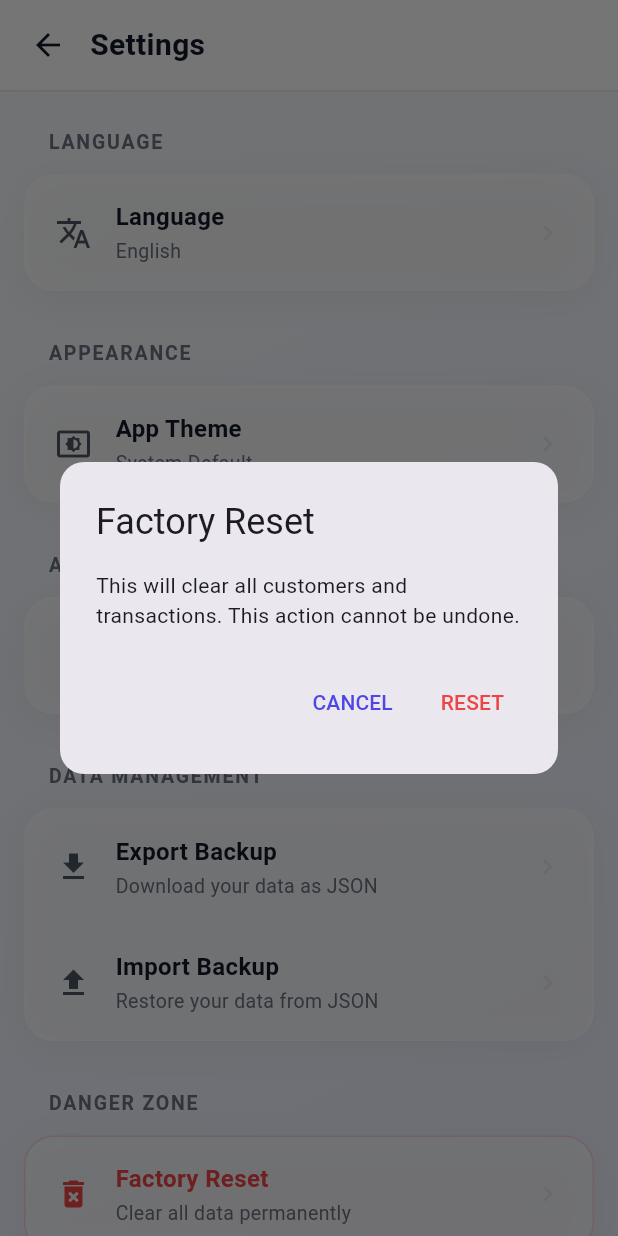
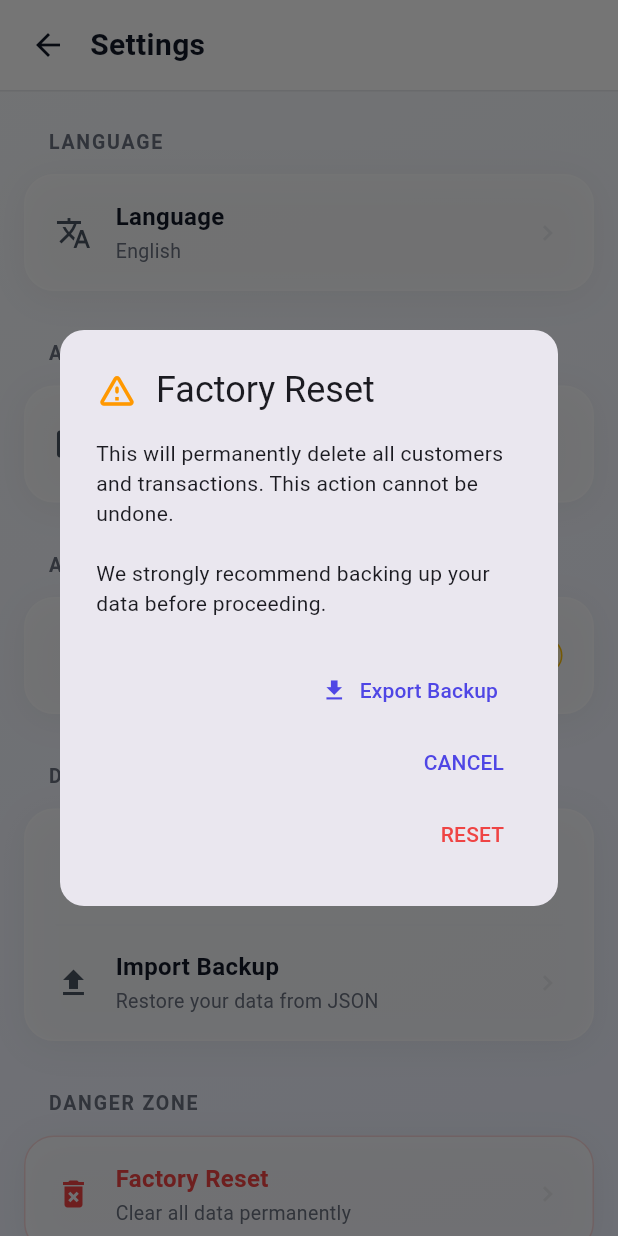
Before and after one commit to raushanc107/flutter_application_1, a Flutter app: the SettingsScreen screen opened directly, after a tap on "Factory Reset", on a phone screen of 412 x 824 dp. Run offline on Flutter 3.47's test engine with Material 3 defaults, Android fonts, the phone set to English and light mode, and no system bars; our stand-ins replace drift, file_picker, flutter_contacts, share_plus, shared_preferences; missing offline and left inert: sqlite3, universal_html; accounts and stored records are empty; generated files the repository leaves out were written again.

Commit message:
stable step 1

```diff
--- a/lib/core/database/database.dart
+++ b/lib/core/database/database.dart
@@ -48,6 +48,13 @@ class AppDatabase extends _$AppDatabase {
     await delete(customers).delete(customer);
   }
 
+  Future<void> deleteAllData() async {
+    await delete(transactions).go();
+    await delete(customers).go();
+  }
+
+  Future<List<Transaction>> getAllTransactions() => select(transactions).get();
+
   Future<List<Transaction>> getTransactionsForCustomer(String customerId) {
     return (select(
       transactions,
--- a/lib/core/localization/translations.dart
+++ b/lib/core/localization/translations.dart
@@ -58,7 +58,7 @@ class AppTranslations {
       // Dialogs
       'reset_confirm_title': 'Factory Reset',
       'reset_confirm_msg':
-          'This will clear all customers and transactions. This action cannot be undone.',
+          'This will permanently delete all customers and transactions. This action cannot be undone.\n\nWe strongly recommend backing up your data before proceeding.',
       'reset_btn': 'RESET',
       'select_theme': 'Select Theme',
       'theme_light': 'Light',
@@ -142,7 +142,7 @@ class AppTranslations {
       // Dialogs
       'reset_confirm_title': 'फैक्टरी रीसेट',
       'reset_confirm_msg':
-          'यह सभी ग्राहकों और लेनदेन को साफ कर देगा। यह क्रिया पूर्ववत नहीं की जा सकती।',
+          'यह सभी ग्राहकों और लेनदेन को स्थायी रूप से हटा देगा। यह कार्रवाई पूर्ववत नहीं की जा सकती।\n\nहम आगे बढ़ने से पहले आपके डेटा का बैकअप लेने की दृढ़ता से सलाह देते हैं।',
       'reset_btn': 'रीसेट',
       'select_theme': 'थीम चुनें',
       'theme_light': 'लाइट',
@@ -224,7 +224,7 @@ class AppTranslations {
       // Dialogs
       'reset_confirm_title': 'Factory Reset',
       'reset_confirm_msg':
-          'Isse saare customers aur transactions delete ho jayenge. Yeh wapas nahi aa sakta.',
+          'Yeh saare customers aur transactions ko permanent delete kar dega. Yeh wapas nahi aa sakta.\n\nHum strongly recommend karte hain ki aage badhne se pehle aap apne data ka backup le lein.',
       'reset_btn': 'RESET',
       'select_theme': 'Theme Chunein',
       'theme_light': 'Light',
--- /dev/null
+++ b/lib/features/settings/components/factory_reset_dialog.dart
@@ -0,0 +1,90 @@
+import 'package:flutter/material.dart';
+import 'package:provider/provider.dart';
+import '../../../../core/database/database.dart';
+import '../../../../core/localization/translations.dart';
+import '../../../../core/providers/language_provider.dart';
+import '../../../../core/services/backup_service.dart';
+
+class FactoryResetDialog extends StatelessWidget {
+  const FactoryResetDialog({super.key});
+
+  @override
+  Widget build(BuildContext context) {
+    final languageProvider = Provider.of<LanguageProvider>(context);
+
+    return AlertDialog(
+      title: Row(
+        children: [
+          Icon(Icons.warning_amber_rounded, color: Colors.orange, size: 28),
+          const SizedBox(width: 12),
+          Text(
+            AppTranslations.get(
+              languageProvider.locale.languageCode,
+              'reset_confirm_title',
+            ),
+          ),
+        ],
+      ),
+      content: Text(
+        AppTranslations.get(
+          languageProvider.locale.languageCode,
+          'reset_confirm_msg',
+        ),
+      ),
+      actions: [
+        // Backup Button
+        TextButton.icon(
+          onPressed: () async {
+            final database = Provider.of<AppDatabase>(context, listen: false);
+            final backupService = BackupService(database);
+            try {
+              await backupService.exportData();
+            } catch (e) {
+              if (context.mounted) {
+                ScaffoldMessenger.of(
+                  context,
+                ).showSnackBar(SnackBar(content: Text('Export failed: $e')));
+              }
+            }
+          },
+          icon: const Icon(Icons.download),
+          label: Text(
+            AppTranslations.get(
+              languageProvider.locale.languageCode,
+              'export_label',
+            ),
+          ),
+        ),
+        // Cancel Button
+        TextButton(
+          onPressed: () => Navigator.pop(context),
+          child: Text(
+            AppTranslations.get(languageProvider.locale.languageCode, 'cancel'),
+          ),
+        ),
+        // Reset Button
+        TextButton(
+          onPressed: () async {
+            final database = Provider.of<AppDatabase>(context, listen: false);
+            await database.deleteAllData();
+            if (context.mounted) {
+              Navigator.pop(context); // Close dialog
+              Navigator.pop(context); // Go back from settings
+              ScaffoldMessenger.of(context).showSnackBar(
+                const SnackBar(content: Text('Data cleared successfully')),
+              );
+            }
+          },
+          child: Text(
+            AppTranslations.get(
+              languageProvider.locale.languageCode,
+              'reset_btn',
+            ),
+            style: const TextStyle(color: Color(0xFFEF4444)),
+          ),
+        ),
+      ],
+      shape: RoundedRectangleBorder(borderRadius: BorderRadius.circular(16)),
+    );
+  }
+}
--- a/lib/features/settings/settings_screen.dart
+++ b/lib/features/settings/settings_screen.dart
@@ -5,8 +5,11 @@ import '../../core/providers/theme_provider.dart';
 import '../../core/providers/language_provider.dart';
 import 'components/theme_selection_dialog.dart';
 import 'components/language_selection_dialog.dart';
+import 'components/factory_reset_dialog.dart';
 
 import '../../core/localization/translations.dart';
+import '../../core/services/backup_service.dart';
+import '../../core/database/database.dart';
 
 class SettingsScreen extends StatelessWidget {
   const SettingsScreen({super.key});
@@ -105,7 +108,38 @@ class SettingsScreen extends StatelessWidget {
                           'reports_desc',
                         ),
                         isDark: isDark,
-                        onTap: () {},
+                        onTap: () {
+                          if (context.mounted) {
+                            ScaffoldMessenger.of(context).showSnackBar(
+                              const SnackBar(
+                                content: Text('Coming Soon!'),
+                                duration: Duration(seconds: 1),
+                              ),
+                            );
+                          }
+                        },
+                        trailing: Container(
+                          padding: const EdgeInsets.symmetric(
+                            horizontal: 8,
+                            vertical: 4,
+                          ),
+                          decoration: BoxDecoration(
+                            color: Colors.amber.withOpacity(
+                              0.2,
+                            ), // Light amber background
+                            borderRadius: BorderRadius.circular(12),
+                            border: Border.all(color: Colors.amber),
+                          ),
+                          child: const Text(
+                            'COMING SOON',
+                            style: TextStyle(
+                              color: Colors.amber,
+                              fontSize: 10,
+                              fontWeight: FontWeight.bold,
+                              letterSpacing: 0.5,
+                            ),
+                          ),
+                        ),
                       ),
                     ],
                   ),
@@ -127,7 +161,22 @@ class SettingsScreen extends StatelessWidget {
                           'export_desc',
                         ),
                         isDark: isDark,
-                        onTap: () {},
+                        onTap: () async {
+                          final database = Provider.of<AppDatabase>(
+                            context,
+                            listen: false,
+                          );
+                          final backupService = BackupService(database);
+                          try {
+                            await backupService.exportData();
+                          } catch (e) {
+                            if (context.mounted) {
+                              ScaffoldMessenger.of(context).showSnackBar(
+                                SnackBar(content: Text('Export failed: $e')),
+                              );
+                            }
+                          }
+                        },
                       ),
                       const _Divider(),
                       _buildSettingItem(
@@ -141,7 +190,39 @@ class SettingsScreen extends StatelessWidget {
                           'import_desc',
                         ),
                         isDark: isDark,
-                        onTap: () {},
+                        onTap: () async {
+                          final database = Provider.of<AppDatabase>(
+                            context,
+                            listen: false,
+                          );
+                          final backupService = BackupService(database);
+                          try {
+                            final result = await backupService.importData();
+                            if (context.mounted) {
+                              showDialog(
+                                context: context,
+                                builder: (context) => AlertDialog(
+                                  title: const Text('Import Successful'),
+                                  content: Text(
+                                    'Added ${result['customers']} customers and ${result['transactions']} transactions.',
+                                  ),
+                                  actions: [
+                                    TextButton(
+                                      onPressed: () => Navigator.pop(context),
+                                      child: const Text('OK'),
+                                    ),
+                                  ],
+                                ),
+                              );
+                            }
+                          } catch (e) {
+                            if (context.mounted) {
+                              ScaffoldMessenger.of(context).showSnackBar(
+                                SnackBar(content: Text('Import failed: $e')),
+                              );
+                            }
+                          }
+                        },
                       ),
                     ],
                   ),
@@ -414,57 +495,7 @@ class SettingsScreen extends StatelessWidget {
   void _showResetConfirmation(BuildContext context) {
     showDialog(
       context: context,
-      builder: (context) => AlertDialog(
-        title: Text(
-          AppTranslations.get(
-            Provider.of<LanguageProvider>(
-              context,
-              listen: false,
-            ).locale.languageCode,
-            'reset_confirm_title',
-          ),
-        ),
-        content: Text(
-          AppTranslations.get(
-            Provider.of<LanguageProvider>(
-              context,
-              listen: false,
-            ).locale.languageCode,
-            'reset_confirm_msg',
-          ),
-        ),
-        actions: [
-          TextButton(
-            onPressed: () => Navigator.pop(context),
-            child: Text(
-              AppTranslations.get(
-                Provider.of<LanguageProvider>(
-                  context,
-                  listen: false,
-                ).locale.languageCode,
-                'cancel',
-              ),
-            ),
-          ),
-          TextButton(
-            onPressed: () {
-              // TODO: Implement actual data clearing logic
-              Navigator.pop(context);
-            },
-            child: Text(
-              AppTranslations.get(
-                Provider.of<LanguageProvider>(
-                  context,
-                  listen: false,
-                ).locale.languageCode,
-                'reset_btn',
-              ),
-              style: const TextStyle(color: Color(0xFFEF4444)),
-            ),
-          ),
-        ],
-        shape: RoundedRectangleBorder(borderRadius: BorderRadius.circular(16)),
-      ),
+      builder: (context) => const FactoryResetDialog(),
     );
   }
 }
--- a/pubspec.yaml
+++ b/pubspec.yaml
@@ -48,6 +48,9 @@ dependencies:
   url_launcher: ^6.3.2
   shared_preferences: ^2.5.4
   flutter_contacts: ^1.1.9+2
+  file_picker: ^10.3.8
+  share_plus: ^12.0.1
+  universal_html: ^2.3.0
 
 dev_dependencies:
   flutter_test:
```
Also changed, not shown: lib/core/services/backup_service.dart (added, +136 -0 lines), pubspec.lock, 4 other files.
